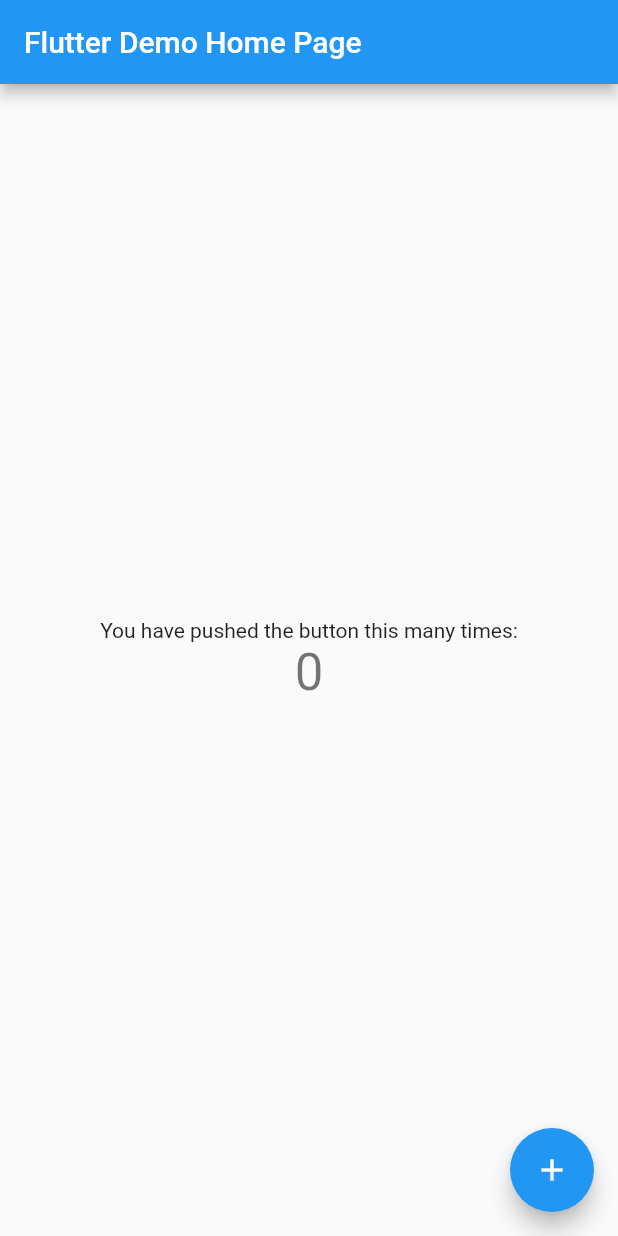
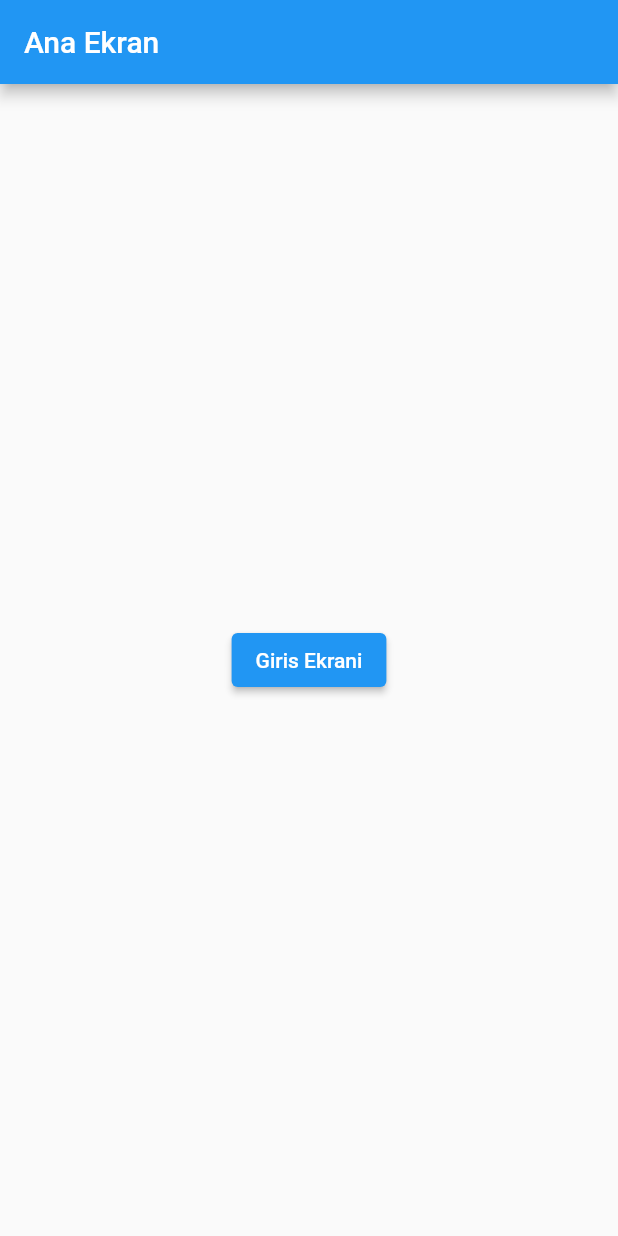
Before and after one commit to yavuzfk/Team40-, a Flutter app: the screen it shows after launch, on a phone screen of 412 x 824 dp. Run offline on Flutter 3.47's test engine with Material 2 defaults, Android fonts, the phone set to English and light mode, and no system bars.

Commit message:
ekranlar olusturuldu

```diff
--- a/lib/main.dart
+++ b/lib/main.dart
@@ -1,113 +1,20 @@
 import 'package:flutter/material.dart';
+import 'package:room_mate/screens/ana_ekran.dart';
 
 void main() {
   runApp(MyApp());
 }
 
 class MyApp extends StatelessWidget {
-  // This widget is the root of your application.
   @override
   Widget build(BuildContext context) {
     return MaterialApp(
       title: 'Flutter Demo',
       theme: ThemeData(
-        // This is the theme of your application.
-        //
-        // Try running your application with "flutter run". You'll see the
-        // application has a blue toolbar. Then, without quitting the app, try
-        // changing the primarySwatch below to Colors.green and then invoke
-        // "hot reload" (press "r" in the console where you ran "flutter run",
-        // or simply save your changes to "hot reload" in a Flutter IDE).
-        // Notice that the counter didn't reset back to zero; the application
-        // is not restarted.
+
         primarySwatch: Colors.blue,
       ),
-      home: MyHomePage(title: 'Flutter Demo Home Page'),
+      home: AnaEkran(),
     );
   }
 }
-
-class MyHomePage extends StatefulWidget {
-  MyHomePage({Key? key, required this.title}) : super(key: key);
-
-  // This widget is the home page of your application. It is stateful, meaning
-  // that it has a State object (defined below) that contains fields that affect
-  // how it looks.
-
-  // This class is the configuration for the state. It holds the values (in this
-  // case the title) provided by the parent (in this case the App widget) and
-  // used by the build method of the State. Fields in a Widget subclass are
-  // always marked "final".
-
-  final String title;
-
-  @override
-  _MyHomePageState createState() => _MyHomePageState();
-}
-
-class _MyHomePageState extends State<MyHomePage> {
-  int _counter = 0;
-
-  void _incrementCounter() {
-    setState(() {
-      // This call to setState tells the Flutter framework that something has
-      // changed in this State, which causes it to rerun the build method below
-      // so that the display can reflect the updated values. If we changed
-      // _counter without calling setState(), then the build method would not be
-      // called again, and so nothing would appear to happen.
-      _counter++;
-    });
-  }
-
-  @override
-  Widget build(BuildContext context) {
-    // This method is rerun every time setState is called, for instance as done
-    // by the _incrementCounter method above.
-    //
-    // The Flutter framework has been optimized to make rerunning build methods
-    // fast, so that you can just rebuild anything that needs updating rather
-    // than having to individually change instances of widgets.
-    return Scaffold(
-      appBar: AppBar(
-        // Here we take the value from the MyHomePage object that was created by
-        // the App.build method, and use it to set our appbar title.
-        title: Text(widget.title),
-      ),
-      body: Center(
-        // Center is a layout widget. It takes a single child and positions it
-        // in the middle of the parent.
-        child: Column(
-          // Column is also a layout widget. It takes a list of children and
-          // arranges them vertically. By default, it sizes itself to fit its
-          // children horizontally, and tries to be as tall as its parent.
-          //
-          // Invoke "debug painting" (press "p" in the console, choose the
-          // "Toggle Debug Paint" action from the Flutter Inspector in Android
-          // Studio, or the "Toggle Debug Paint" command in Visual Studio Code)
-          // to see the wireframe for each widget.
-          //
-          // Column has various properties to control how it sizes itself and
-          // how it positions its children. Here we use mainAxisAlignment to
-          // center the children vertically; the main axis here is the vertical
-          // axis because Columns are vertical (the cross axis would be
-          // horizontal).
-          mainAxisAlignment: MainAxisAlignment.center,
-          children: <Widget>[
-            Text(
-              'You have pushed the button this many times:',
-            ),
-            Text(
-              '$_counter',
-              style: Theme.of(context).textTheme.headline4,
-            ),
-          ],
-        ),
-      ),
-      floatingActionButton: FloatingActionButton(
-        onPressed: _incrementCounter,
-        tooltip: 'Increment',
-        child: Icon(Icons.add),
-      ), // This trailing comma makes auto-formatting nicer for build methods.
-    );
-  }
-}
--- /dev/null
+++ b/lib/screens/ana_ekran.dart
@@ -0,0 +1,26 @@
+import 'package:flutter/material.dart';
+import 'giris_ekrani.dart';
+
+class AnaEkran extends StatelessWidget {
+  const AnaEkran({Key? key}) : super(key: key);
+
+  @override
+  Widget build(BuildContext context) {
+    return Scaffold(
+      appBar: AppBar(
+        title: const Text('Ana Ekran'),
+      ),
+      body: Center(
+        child: ElevatedButton(
+          child: const Text('Giris Ekrani'),
+          onPressed: () {
+            Navigator.push(
+              context,
+              MaterialPageRoute(builder: (context) => const GirisEkrani()),
+            );
+          },
+        ),
+      ),
+    );
+  }
+}
```
Also changed, not shown: lib/screens/giris_ekrani.dart (added, +36 -0 lines), lib/screens/kayit_ekrani.dart (added, +36 -0 lines), lib/screens/ozellestirme_sayfasi.dart (added, +36 -0 lines).
